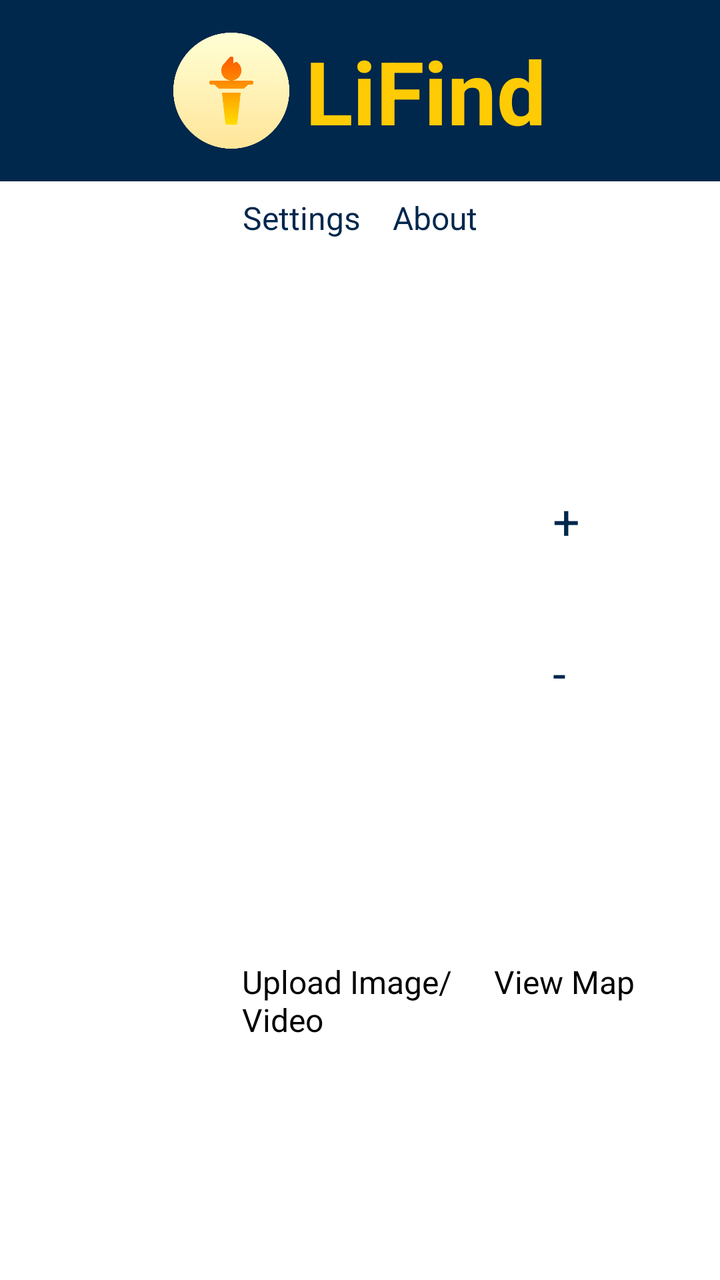
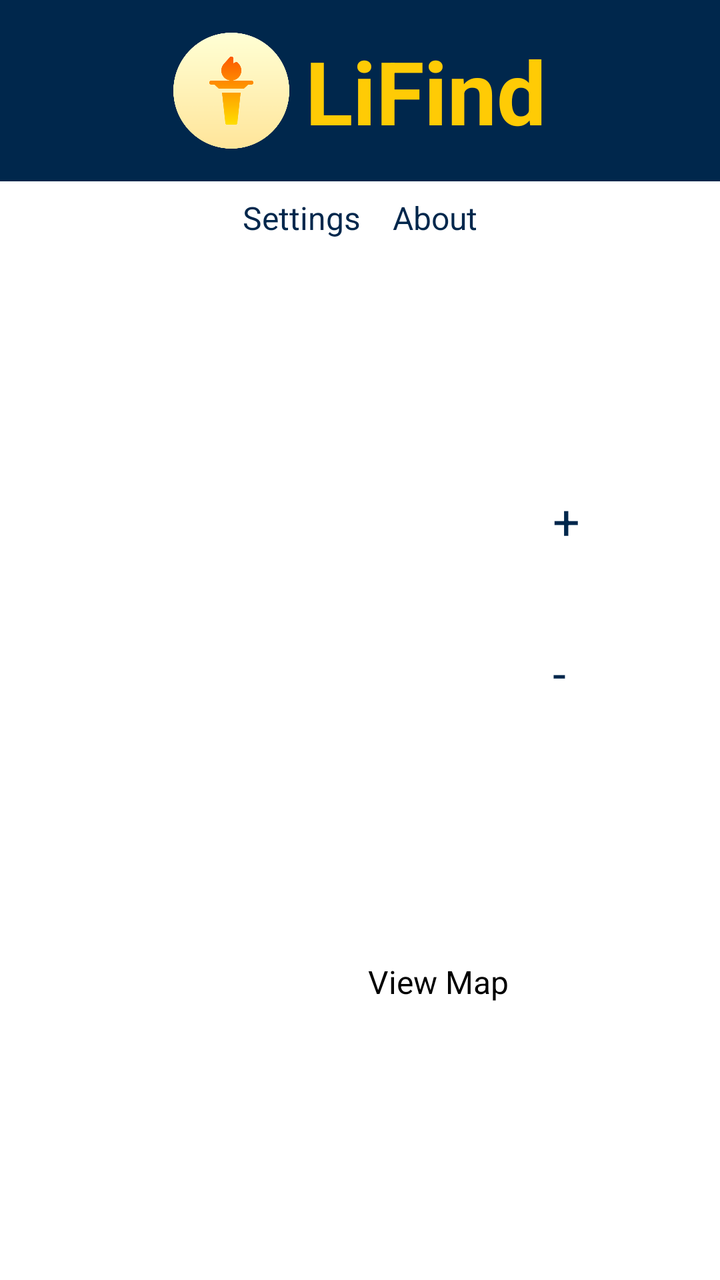

The first picture is an Android layout as it rendered before a commit; the second is the same layout after the commit. The layout source and the unified diff follow.
<!-- AndroidManifest.xml: activity theme Theme.App.Starting -->
<!-- res/layout/activity_main.xml -->
<?xml version="1.0" encoding="utf-8"?>
<FrameLayout xmlns:android="http://schemas.android.com/apk/res/android"
    xmlns:app="http://schemas.android.com/apk/res-auto"
    xmlns:tools="http://schemas.android.com/tools"
    android:id="@+id/preview_frame"
    android:layout_width="match_parent"
    android:layout_height="match_parent"
    tools:context=".MainActivity">

    
    <TextureView
        android:id="@+id/viewFinder"
        android:layout_width="match_parent"
        android:layout_height="match_parent" />

    
    <ImageView
        android:id="@+id/processedFrameView"
        android:layout_width="match_parent"
        android:layout_height="match_parent"
        android:visibility="gone"
        android:scaleType="centerCrop"
        android:alpha="0.8" />

    
    <LinearLayout
        android:id="@+id/title_container"
        android:layout_width="match_parent"
        android:layout_height="wrap_content"
        android:orientation="horizontal"
        android:gravity="center"
        android:background="@color/darkBlue"
        android:paddingTop="16dp"
        android:paddingBottom="16dp"
        android:elevation="4dp">

        <ImageButton
            android:id="@+id/iconImageButton"
            android:layout_width="58dp"
            android:layout_height="58dp"
            android:background="@android:color/transparent"
            android:src="@drawable/lifind"
            android:scaleType="fitCenter"
            android:adjustViewBounds="true"
            android:contentDescription="@string/switch_camera" />

        <TextView
            android:id="@+id/titleText"
            android:layout_width="wrap_content"
            android:layout_height="wrap_content"
            android:text="LiFind"
            android:textSize="44sp"
            android:textColor="@color/yellow"
            android:textStyle="bold"
            android:gravity="center"
            android:paddingStart="8dp" />
    </LinearLayout>

    
    <LinearLayout
        android:id="@+id/top_controls_container"
        android:layout_width="match_parent"
        android:layout_height="wrap_content"
        android:orientation="horizontal"
        android:gravity="center"
        android:layout_gravity="top|center_horizontal"
        android:layout_marginTop="90dp">

        <LinearLayout
            android:id="@+id/settings_about_container"
            android:layout_width="wrap_content"
            android:layout_height="wrap_content"
            android:orientation="horizontal"
            android:gravity="center">

            <Button
                android:id="@+id/settingsButton"
                android:layout_width="wrap_content"
                android:layout_height="wrap_content"
                android:text="Settings"
                android:textSize="16sp"
                android:layout_margin="8dp"
                android:backgroundTint="@color/yellow"
                android:textColor="@color/darkBlue"
                android:elevation="2dp" />

            <Button
                android:id="@+id/aboutButton"
                android:layout_width="wrap_content"
                android:layout_height="wrap_content"
                android:text="About"
                android:textSize="16sp"
                android:layout_margin="8dp"
                android:layout_marginEnd="16dp"
                android:backgroundTint="@color/yellow"
                android:textColor="@color/darkBlue"
                android:elevation="2dp" />
        </LinearLayout>
    </LinearLayout>

    
    <LinearLayout
        android:id="@+id/zoom_button_container"
        android:layout_width="75dp"
        android:layout_height="wrap_content"
        android:layout_gravity="end|center_vertical"
        android:layout_marginEnd="16dp"
        android:gravity="center"
        android:orientation="vertical">

        <Button
            android:id="@+id/zoomInButton"
            android:layout_width="60dp"
            android:layout_height="60dp"
            android:layout_marginBottom="16dp"
            android:backgroundTint="@color/yellow"
            android:elevation="2dp"
            android:text="+"
            android:textColor="@color/darkBlue"
            android:textSize="24sp" />

        <Button
            android:id="@+id/zoomOutButton"
            android:layout_width="60dp"
            android:layout_height="60dp"
            android:layout_marginBottom="16dp"
            android:backgroundTint="@color/yellow"
            android:elevation="2dp"
            android:text="-"
            android:textColor="@color/darkBlue"
            android:textSize="24sp" />
    </LinearLayout>

    
    <LinearLayout
        android:id="@+id/button_container"
        android:layout_width="wrap_content"
        android:layout_height="wrap_content"
        android:orientation="horizontal"
        android:gravity="center"
        android:layout_gravity="center_horizontal|bottom"
        android:layout_marginBottom="50dp">

        <Button
            android:id="@+id/startProcessingButton"
            android:layout_width="110dp"
            android:layout_height="110dp"
            android:backgroundTint="@color/blue"
            android:elevation="2dp"
            android:text="Start Tracking"
            android:textColor="@android:color/white"
            android:layout_marginEnd="16dp" />

        <Button
            android:id="@+id/uploadButton"
            android:layout_width="110dp"
            android:layout_height="110dp"
            android:backgroundTint="@color/yellow"
            android:elevation="2dp"
            android:text="Upload Image/Video"
            android:textColor="@android:color/black"
            android:textSize="16sp"
            android:layout_marginEnd="16dp" />

        <Button
            android:id="@+id/viewMapButton"
            android:layout_width="110dp"
            android:layout_height="110dp"
            android:layout_marginEnd="8dp"
            android:backgroundTint="@color/yellow"
            android:elevation="2dp"
            android:text="View Map"
            android:textColor="@android:color/black"
            android:textSize="16sp" />

    </LinearLayout>

</FrameLayout>
<!-- resources referenced by this layout -->
<resources>
  <color name="blue">#0080FF</color>
  <color name="darkBlue">#00274C</color>
  <color name="yellow">#FFCB05</color>
  <!-- drawable lifind: png bitmap (drawable, 17178 bytes) -->
  <string name="switch_camera">Switch Camera</string>
  <style name="Theme.App.Starting" parent="Theme.SplashScreen">
          <item name="windowSplashScreenBackground">@color/darkBlue</item>
          <item name="windowSplashScreenAnimatedIcon">@drawable/lifind</item>
          <item name="windowSplashScreenAnimationDuration">200</item>
          <item name="postSplashScreenTheme">@style/Theme.Xamera</item>
      </style>
  <style name="Theme.Xamera" parent="Base.Theme.Xamera" />
  <style name="Base.Theme.Xamera" parent="Theme.Material3.DayNight.NoActionBar">
          
          <item name="colorPrimary">@color/darkBlue</item>
      </style>
</resources>

<!-- the commit's change to res/layout/activity_main.xml (unified diff, before → after) -->
@@ -152,17 +152,6 @@
             android:layout_marginEnd="16dp" />
 
         <Button
-            android:id="@+id/uploadButton"
-            android:layout_width="110dp"
-            android:layout_height="110dp"
-            android:backgroundTint="@color/yellow"
-            android:elevation="2dp"
-            android:text="Upload Image/Video"
-            android:textColor="@android:color/black"
-            android:textSize="16sp"
-            android:layout_marginEnd="16dp" />
-
-        <Button
             android:id="@+id/viewMapButton"
             android:layout_width="110dp"
             android:layout_height="110dp"
